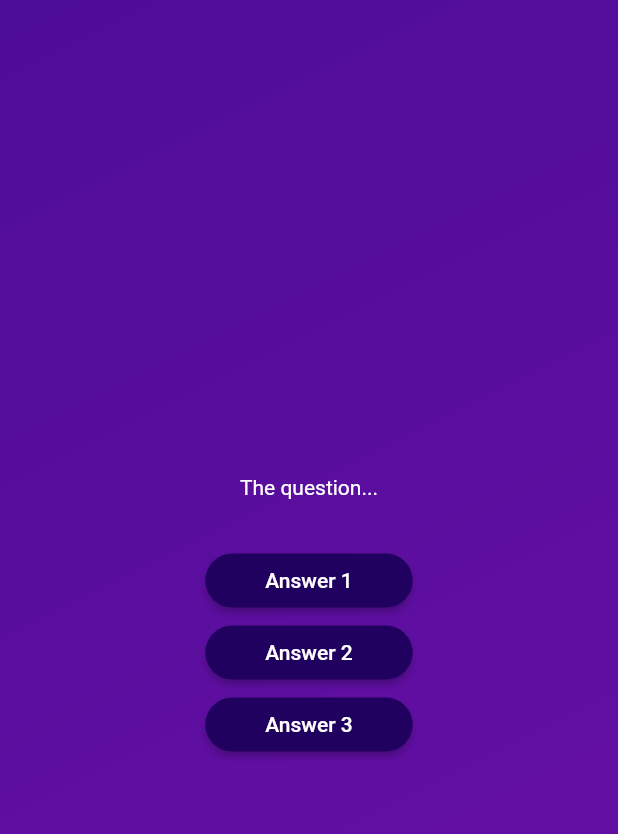
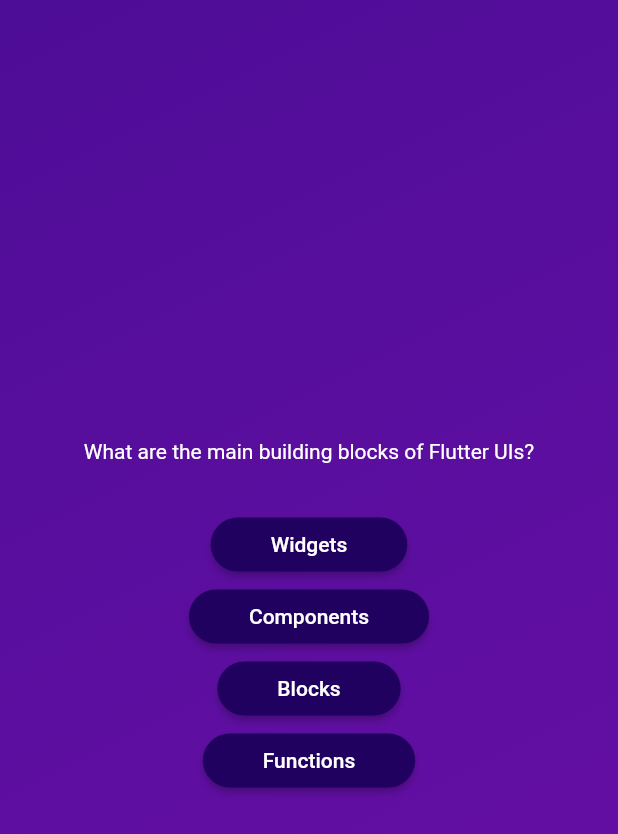
Before and after one commit to elvan/basic_quiz_app_flutter, a Flutter app: the screen it shows after launch, after a tap on "Start Quiz", on a phone screen of 412 x 824 dp. Shown: the top 834 px of the screen. Run offline on Flutter 3.47's test engine with Material 2 defaults, Android fonts, the phone set to English and light mode, and no system bars.

Commit message:
mapping lists

```diff
--- a/lib/questions_screen.dart
+++ b/lib/questions_screen.dart
@@ -1,6 +1,7 @@
 import 'package:flutter/material.dart';
 
 import 'answer_button.dart';
+import 'data/questions.dart';
 
 class QuestionsScreen extends StatefulWidget {
   const QuestionsScreen({super.key});
@@ -14,30 +15,23 @@ class QuestionsScreen extends StatefulWidget {
 class _QuestionsScreenState extends State<QuestionsScreen> {
   @override
   Widget build(context) {
+    final currentQuestion = questions[0];
+
     return SizedBox(
       width: double.infinity,
       child: Column(
         mainAxisAlignment: MainAxisAlignment.center,
         children: [
-          const Text(
-            'The question...',
-            style: TextStyle(
+          Text(
+            currentQuestion.text,
+            style: const TextStyle(
               color: Colors.white,
             ),
           ),
           const SizedBox(height: 30),
-          AnswerButton(
-            answerText: 'Answer 1',
-            onTap: () {},
-          ),
-          AnswerButton(
-            answerText: 'Answer 2',
-            onTap: () {},
-          ),
-          AnswerButton(
-            answerText: 'Answer 3',
-            onTap: () {},
-          ),
+          ...currentQuestion.answers.map((answer) {
+            return AnswerButton(answerText: answer, onTap: () {});
+          })
         ],
       ),
     );
```
